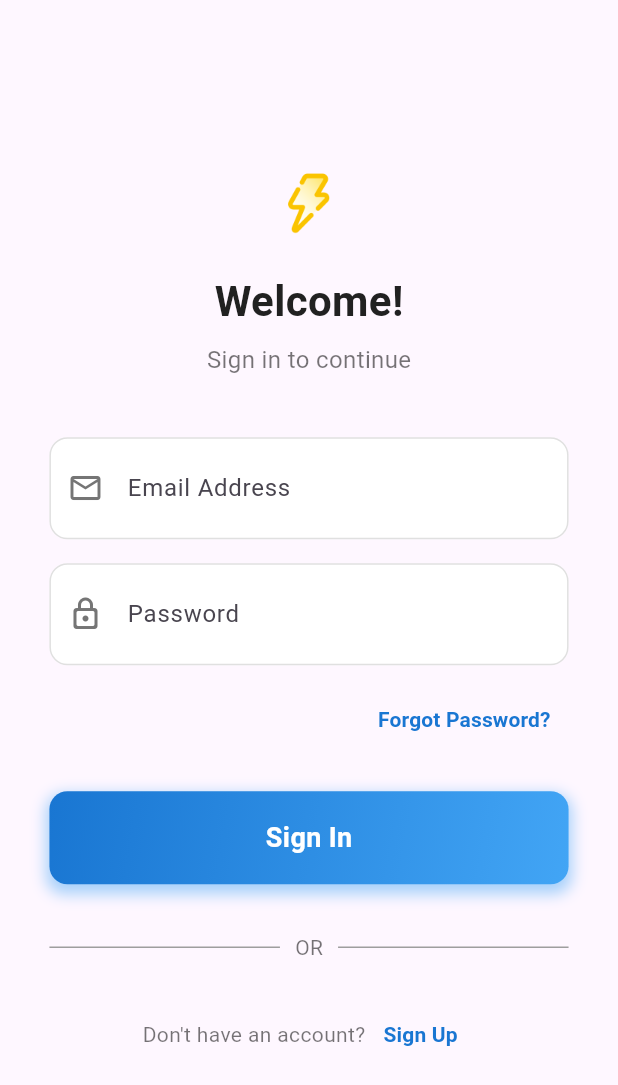
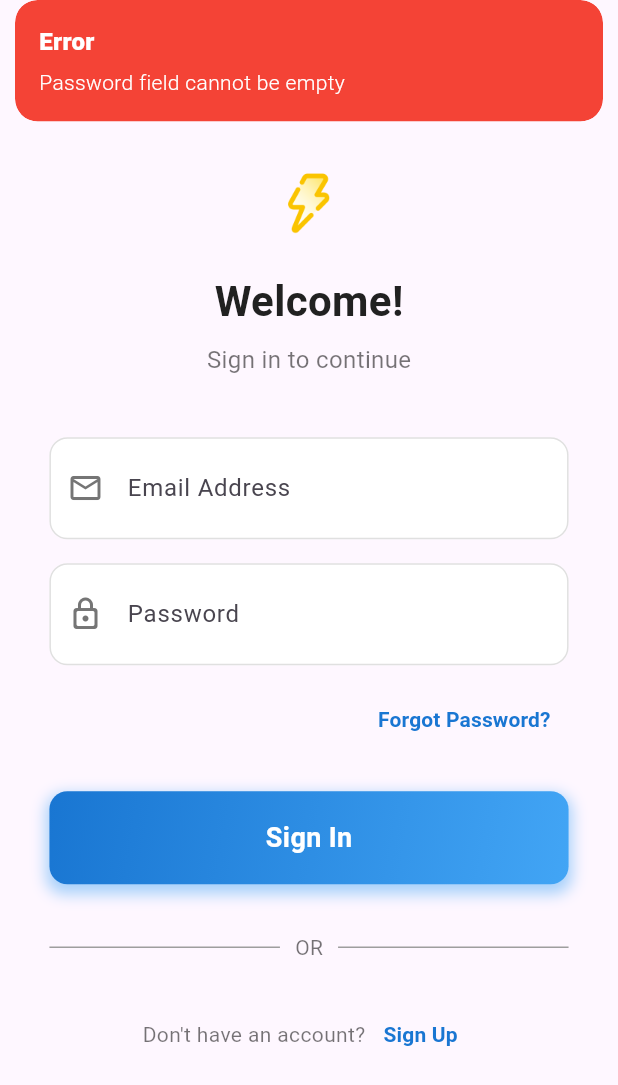
Before and after one commit to ahmedmaboud/Electricity-Consumption-Calculator, a Flutter app: the screen it shows after launch, after a tap on "Sign In", on a phone screen of 412 x 824 dp. Shown: the top 1085 px of the screen. Run offline on Flutter 3.47's test engine with Material 3 defaults, Android fonts, the phone set to English and light mode, and no system bars; our stand-ins replace fl_chart, flutter_spinkit, get, image_picker, speech_to_text, supabase_flutter; missing offline and left inert: google_mlkit_text_recognition; accounts and stored records are empty.

Commit message:
sign in email and password validations

```diff
--- a/Application/lib/widgets/login_form.dart
+++ b/Application/lib/widgets/login_form.dart
@@ -150,6 +150,30 @@ class LoginForm extends GetView<LoginFormController> {
   Widget _buildLoginButton(BuildContext context, SizeConfig sizeConfig) {
     return GestureDetector(
       onTap: () async {
+        final email = controller.mailController.text.trim();
+        final password = controller.passwordController.text.trim();
+        if (email.isEmpty || password.isEmpty) {
+          if (email.isEmpty) {
+            Get.snackbar(
+              "Error",
+              "Email field cannot be empty",
+              backgroundColor: Colors.red,
+              colorText: Colors.white,
+            );
+          }
+
+          if (password.isEmpty) {
+            Get.snackbar(
+              "Error",
+              "Password field cannot be empty",
+              backgroundColor: Colors.red,
+              colorText: Colors.white,
+            );
+          }
+
+          return;
+        }
+
         try {
           final success = await controller.login(
             controller.mailController.text.trim(),
```
